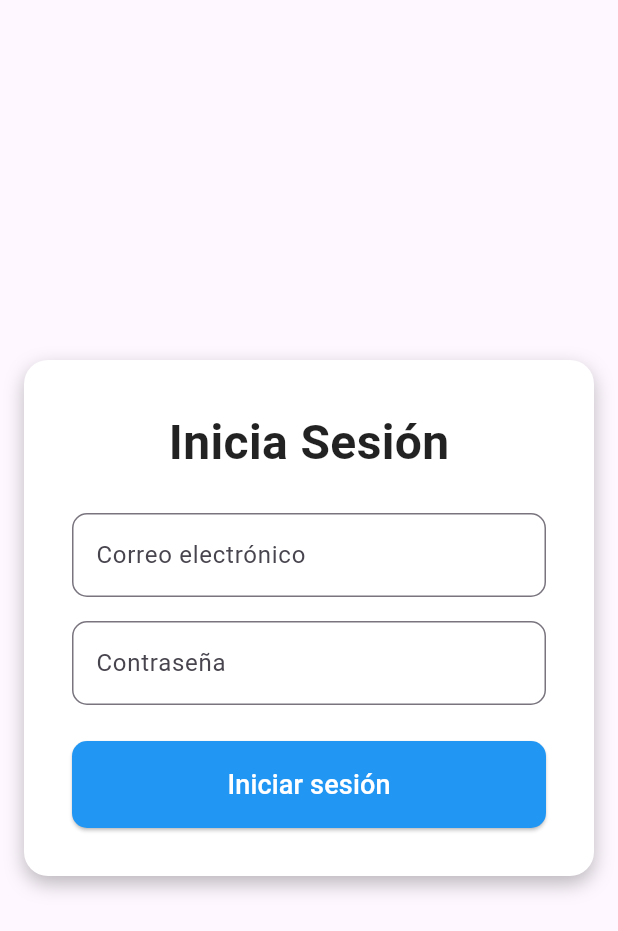
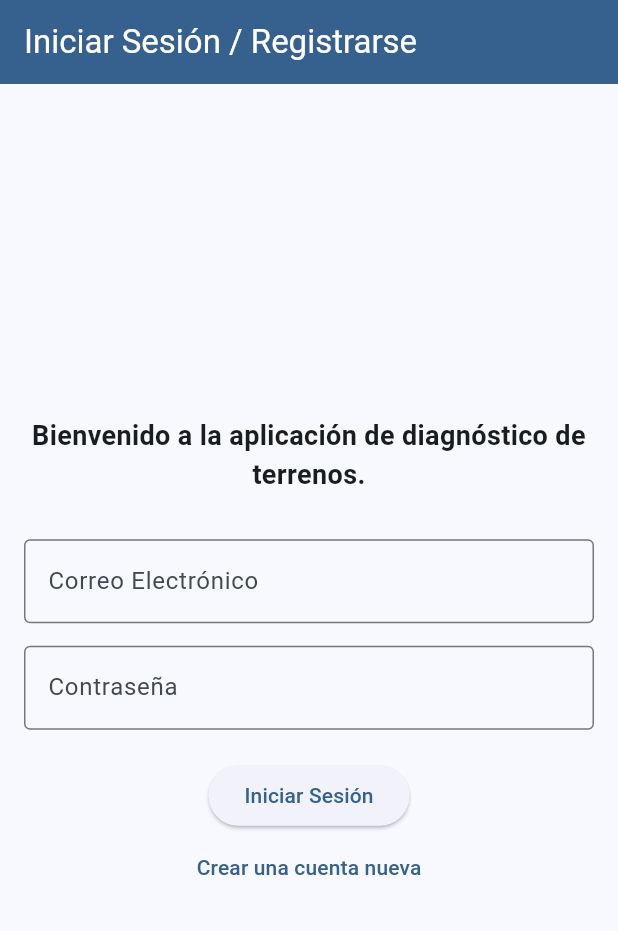
Before and after one commit to JorgeArgu07/instate_app, a Flutter app: the screen it shows after launch, on a phone screen of 412 x 824 dp. Shown: the top 931 px of the screen. Run offline on Flutter 3.47's test engine with Material 3 defaults, Android fonts, the phone set to English and light mode, and no system bars; our stand-ins replace firebase_auth, firebase_core, flutter_dotenv, google_maps_flutter; accounts and stored records are empty.

Commit message:
Firebase Auth added

```diff
--- a/lib/auth_screen.dart
+++ /dev/null
@@ -1,84 +0,0 @@
-import 'package:flutter/material.dart';
-
-class AuthScreen extends StatelessWidget {
-  const AuthScreen({super.key});
-
-  @override
-  Widget build(BuildContext context) {
-    return Scaffold(
-      body: Center(
-        child: SingleChildScrollView(
-          padding: const EdgeInsets.all(16.0),
-          child: Container(
-            padding: const EdgeInsets.all(32.0),
-            decoration: BoxDecoration(
-              color: Colors.white,
-              borderRadius: BorderRadius.circular(16.0),
-              boxShadow: const [
-                BoxShadow(
-                  color: Colors.black26,
-                  blurRadius: 10,
-                  offset: Offset(0, 5),
-                ),
-              ],
-            ),
-            constraints: const BoxConstraints(maxWidth: 400),
-            child: Column(
-              mainAxisSize: MainAxisSize.min,
-              children: <Widget>[
-                const Text(
-                  'Inicia Sesión',
-                  style: TextStyle(
-                    fontSize: 32,
-                    fontWeight: FontWeight.bold,
-                    color: Colors.black87,
-                  ),
-                ),
-                const SizedBox(height: 24.0),
-                const TextField(
-                  decoration: InputDecoration(
-                    labelText: 'Correo electrónico',
-                    border: OutlineInputBorder(
-                      borderRadius: BorderRadius.all(Radius.circular(10.0)),
-                    ),
-                  ),
-                ),
-                const SizedBox(height: 16.0),
-                const TextField(
-                  obscureText: true,
-                  decoration: InputDecoration(
-                    labelText: 'Contraseña',
-                    border: OutlineInputBorder(
-                      borderRadius: BorderRadius.all(Radius.circular(10.0)),
-                    ),
-                  ),
-                ),
-                const SizedBox(height: 24.0),
-                SizedBox(
-                  width: double.infinity,
-                  child: ElevatedButton(
-                    style: ElevatedButton.styleFrom(
-                      padding: const EdgeInsets.symmetric(vertical: 16.0),
-                      shape: RoundedRectangleBorder(
-                        borderRadius: BorderRadius.circular(10.0),
-                      ),
-                      backgroundColor: Colors.blue,
-                    ),
-                    onPressed: () {
-                      // Simula el inicio de sesión exitoso y navega a la pantalla de búsqueda.
-                      Navigator.pushReplacementNamed(context, '/search');
-                    },
-                    child: const Text(
-                      'Iniciar sesión',
-                      style: TextStyle(fontSize: 18, color: Colors.white),
-                    ),
-                  ),
-                ),
-              ],
-            ),
-          ),
-        ),
-      ),
-    );
-  }
-}
--- /dev/null
+++ b/lib/login_screen.dart
@@ -0,0 +1,130 @@
+import 'package:flutter/material.dart';
+import 'package:firebase_auth/firebase_auth.dart';
+
+class LoginScreen extends StatefulWidget {
+  const LoginScreen({super.key});
+
+  @override
+  _LoginScreenState createState() => _LoginScreenState();
+}
+
+class _LoginScreenState extends State<LoginScreen> {
+  final _emailController = TextEditingController();
+  final _passwordController = TextEditingController();
+  final _auth = FirebaseAuth.instance;
+  String? _errorMessage;
+
+  // Método para manejar el inicio de sesión del usuario
+  Future<void> _signIn() async {
+    setState(() {
+      _errorMessage = null;
+    });
+    try {
+      await _auth.signInWithEmailAndPassword(
+        email: _emailController.text,
+        password: _passwordController.text,
+      );
+    } on FirebaseAuthException catch (e) {
+      setState(() {
+        if (e.code == 'user-not-found') {
+          _errorMessage = 'No se encontró un usuario para ese correo.';
+        } else if (e.code == 'wrong-password') {
+          _errorMessage = 'Contraseña incorrecta.';
+        } else {
+          _errorMessage = 'Error: ${e.message}';
+        }
+      });
+    } catch (e) {
+      setState(() {
+        _errorMessage = 'Ocurrió un error inesperado.';
+      });
+    }
+  }
+
+  // Método para crear un nuevo usuario
+  Future<void> _signUp() async {
+    setState(() {
+      _errorMessage = null;
+    });
+    try {
+      await _auth.createUserWithEmailAndPassword(
+        email: _emailController.text,
+        password: _passwordController.text,
+      );
+    } on FirebaseAuthException catch (e) {
+      setState(() {
+        if (e.code == 'weak-password') {
+          _errorMessage = 'La contraseña es demasiado débil.';
+        } else if (e.code == 'email-already-in-use') {
+          _errorMessage = 'El correo ya está en uso.';
+        } else {
+          _errorMessage = 'Error: ${e.message}';
+        }
+      });
+    } catch (e) {
+      setState(() {
+        _errorMessage = 'Ocurrió un error inesperado.';
+      });
+    }
+  }
+
+  @override
+  Widget build(BuildContext context) {
+    return Scaffold(
+      appBar: AppBar(
+        title: const Text('Iniciar Sesión / Registrarse'),
+        backgroundColor: Theme.of(context).colorScheme.primary,
+        foregroundColor: Colors.white,
+      ),
+      body: Padding(
+        padding: const EdgeInsets.all(16.0),
+        child: Column(
+          mainAxisAlignment: MainAxisAlignment.center,
+          children: <Widget>[
+            const Text(
+              'Bienvenido a la aplicación de diagnóstico de terrenos.',
+              style: TextStyle(fontSize: 18, fontWeight: FontWeight.bold),
+              textAlign: TextAlign.center,
+            ),
+            const SizedBox(height: 30),
+            TextField(
+              controller: _emailController,
+              decoration: const InputDecoration(
+                labelText: 'Correo Electrónico',
+                border: OutlineInputBorder(),
+              ),
+              keyboardType: TextInputType.emailAddress,
+            ),
+            const SizedBox(height: 15),
+            TextField(
+              controller: _passwordController,
+              decoration: const InputDecoration(
+                labelText: 'Contraseña',
+                border: OutlineInputBorder(),
+              ),
+              obscureText: true,
+            ),
+            if (_errorMessage != null)
+              Padding(
+                padding: const EdgeInsets.only(top: 10),
+                child: Text(
+                  _errorMessage!,
+                  style: const TextStyle(color: Colors.red),
+                  textAlign: TextAlign.center,
+                ),
+              ),
+            const SizedBox(height: 20),
+            ElevatedButton(
+              onPressed: _signIn,
+              child: const Text('Iniciar Sesión'),
+            ),
+            TextButton(
+              onPressed: _signUp,
+              child: const Text('Crear una cuenta nueva'),
+            ),
+          ],
+        ),
+      ),
+    );
+  }
+}
--- a/lib/main.dart
+++ b/lib/main.dart
@@ -1,10 +1,21 @@
 import 'package:flutter/material.dart';
-import 'package:instate_app/auth_screen.dart';
+import 'package:flutter_dotenv/flutter_dotenv.dart';
+import 'package:instate_app/login_screen.dart';
+import 'package:instate_app/firebase_options.dart';
 import 'package:instate_app/map_view_screen.dart';
 import 'package:instate_app/search_screen.dart';
 
-void main() {
+import 'package:firebase_core/firebase_core.dart';
+import 'package:firebase_auth/firebase_auth.dart';
+import 'package:flutter_dotenv/flutter_dotenv.dart';
+import 'package:instate_app/widgets/auth_wrapper.dart';
+
+void main() async {
   WidgetsFlutterBinding.ensureInitialized();
+  await dotenv.load(fileName: ".env"); // Carga las variables
+  // Inicializa Firebase con las opciones de la plataforma actual
+  await Firebase.initializeApp(options: DefaultFirebaseOptions.currentPlatform);
+
   runApp(const MyApp());
 }
 
@@ -15,34 +26,12 @@ class MyApp extends StatelessWidget {
   @override
   Widget build(BuildContext context) {
     return MaterialApp(
-      title: 'Diagnósticos de Terrenos MVP',
+      title: 'Diagnóstico de Terrenos',
       theme: ThemeData(
-        primarySwatch: Colors.indigo,
-        visualDensity: VisualDensity.adaptivePlatformDensity,
+        colorScheme: ColorScheme.fromSeed(seedColor: Colors.blue),
+        useMaterial3: true,
       ),
-      // Se define la ruta inicial y las rutas nombradas.
-      initialRoute: '/',
-      routes: {
-        '/': (context) => const AuthScreen(),
-        '/search': (context) => const SearchScreen(),
-      },
-      // En lugar de una ruta nombrada, la pantalla del mapa se genera
-      // de forma dinámica para pasar el objeto del terreno seleccionado.
-      onGenerateRoute: (settings) {
-        if (settings.name == '/map') {
-          // El objeto del terreno seleccionado se pasa como argumento.
-          final args = settings.arguments as Map<String, dynamic>;
-          return MaterialPageRoute(
-            builder: (context) {
-              return MapViewScreen(
-                terrenos: args['terrenos'],
-                selectedTerreno: args['selectedTerreno'],
-              );
-            },
-          );
-        }
-        return null;
-      },
+      home: AuthWrapper(), // El widget que gestiona la vista de autenticación
     );
   }
 }
--- /dev/null
+++ b/lib/widgets/auth_wrapper.dart
@@ -0,0 +1,31 @@
+import 'package:flutter/material.dart';
+import 'package:firebase_auth/firebase_auth.dart';
+import 'package:instate_app/login_screen.dart';
+import 'package:instate_app/search_screen.dart';
+
+class AuthWrapper extends StatelessWidget {
+  @override
+  Widget build(BuildContext context) {
+    // StreamBuilder escucha la transmisión de estado de autenticación
+    return StreamBuilder<User?>(
+      // `authStateChanges()` emite un evento cada vez que el estado de autenticación cambia
+      stream: FirebaseAuth.instance.authStateChanges(),
+      builder: (context, snapshot) {
+        // Muestra un indicador de carga mientras se verifica el estado
+        if (snapshot.connectionState == ConnectionState.waiting) {
+          return const Scaffold(
+            body: Center(child: CircularProgressIndicator()),
+          );
+        }
+        // Si el usuario está autenticado, muestra la pantalla de inicio (Home)
+        if (snapshot.hasData) {
+          return const SearchScreen();
+        }
+        // Si no, muestra la pantalla de inicio de sesión (Login)
+        else {
+          return const LoginScreen();
+        }
+      },
+    );
+  }
+}
```
Also changed, not shown: lib/results_screen.dart (+8 -3 lines), lib/search_screen.dart (+8 -0 lines), lib/firebase_options.dart (added), 1 other file.
